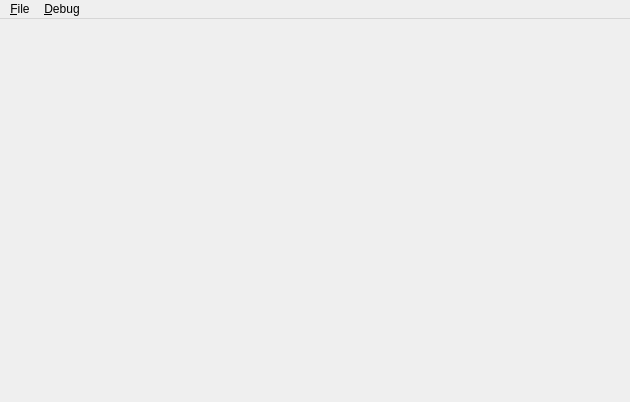
Before: the Qt Designer form MainWindow.ui in xmichelo/Beeftext, drawn with Qt 5.
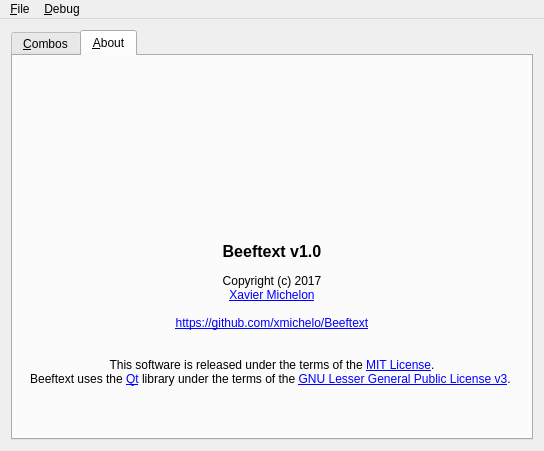
After: the same form once the commit is applied. The open tabs and pages were chosen to show the change. Icons and pictures are not drawn.

Commit message: Added 'About' tab in main window.

The edit to the form file:
```diff
--- a/MainWindow.ui
+++ b/MainWindow.ui
@@ -6,20 +6,143 @@
    <rect>
     <x>0</x>
     <y>0</y>
-    <width>630</width>
-    <height>402</height>
+    <width>544</width>
+    <height>442</height>
    </rect>
   </property>
   <property name="windowTitle">
    <string/>
   </property>
-  <widget class="QWidget" name="centralWidget"/>
+  <widget class="QWidget" name="centralWidget">
+   <layout class="QVBoxLayout" name="verticalLayout">
+    <item>
+     <widget class="QTabWidget" name="tabWidget">
+      <property name="tabShape">
+       <enum>QTabWidget::Rounded</enum>
+      </property>
+      <property name="currentIndex">
+       <number>0</number>
+      </property>
+      <widget class="QWidget" name="CombosTab">
+       <attribute name="title">
+        <string>&amp;Combos</string>
+       </attribute>
+       <layout class="QVBoxLayout" name="verticalLayout_2">
+        <item>
+         <widget class="QTableView" name="tableView"/>
+        </item>
+       </layout>
+      </widget>
+      <widget class="QWidget" name="aboutTab">
+       <attribute name="title">
+        <string>&amp;About</string>
+       </attribute>
+       <layout class="QGridLayout" name="gridLayout" rowstretch="0,1,0,0">
+        <item row="1" column="0">
+         <spacer name="horizontalSpacer">
+          <property name="orientation">
+           <enum>Qt::Horizontal</enum>
+          </property>
+          <property name="sizeHint" stdset="0">
+           <size>
+            <width>178</width>
+            <height>20</height>
+           </size>
+          </property>
+         </spacer>
+        </item>
+        <item row="1" column="1">
+         <widget class="QLabel" name="labelLogo">
+          <property name="minimumSize">
+           <size>
+            <width>128</width>
+            <height>128</height>
+           </size>
+          </property>
+          <property name="maximumSize">
+           <size>
+            <width>128</width>
+            <height>128</height>
+           </size>
+          </property>
+          <property name="text">
+           <string/>
+          </property>
+          <property name="pixmap">
+           <pixmap resource="Beeftext.qrc">:/MainWindow/Resources/BeeftextLogo.svg</pixmap>
+          </property>
+          <property name="scaledContents">
+           <bool>true</bool>
+          </property>
+         </widget>
+        </item>
+        <item row="2" column="0" colspan="3">
+         <widget class="QLabel" name="labelText">
+          <property name="text">
+           <string>&lt;html&gt;&lt;head/&gt;&lt;body&gt;&lt;p align=&quot;center&quot;&gt;&lt;br/&gt;&lt;/p&gt;&lt;p align=&quot;center&quot;&gt;&lt;span style=&quot; font-size:12pt; font-weight:600;&quot;&gt;Beeftext v1.0&lt;/span&gt;&lt;br/&gt;&lt;br/&gt;Copyright (c) 2017&lt;br/&gt;&lt;a href=&quot;https://x-mi.com&quot;&gt;&lt;span style=&quot; text-decoration: underline; color:#0000ff;&quot;&gt;Xavier Michelon&lt;br/&gt;&lt;/span&gt;&lt;/a&gt;&lt;br/&gt;&lt;a href=&quot;https://github.com/xmichelo/Beeftext&quot;&gt;&lt;span style=&quot; text-decoration: underline; color:#0000ff;&quot;&gt;https://github.com/xmichelo/Beeftext&lt;/span&gt;&lt;/a&gt;&lt;br/&gt;&lt;br/&gt;&lt;br/&gt;This software is released under the terms of the &lt;a href=&quot;https://en.wikipedia.org/wiki/MIT_License&quot;&gt;&lt;span style=&quot; text-decoration: underline; color:#0000ff;&quot;&gt;MIT License&lt;/span&gt;&lt;/a&gt;.&lt;br/&gt;Beeftext uses the &lt;a href=&quot;https://www.qt.io/&quot;&gt;&lt;span style=&quot; text-decoration: underline; color:#0000ff;&quot;&gt;Qt&lt;/span&gt;&lt;/a&gt; library under the terms of the &lt;a href=&quot;https://www.gnu.org/licenses/lgpl-3.0.txt&quot;&gt;&lt;span style=&quot; text-decoration: underline; color:#0000ff;&quot;&gt;GNU Lesser General Public License v3&lt;/span&gt;&lt;/a&gt;. &lt;/p&gt;&lt;p align=&quot;center&quot;&gt;&lt;br/&gt;&lt;/p&gt;&lt;/body&gt;&lt;/html&gt;</string>
+          </property>
+          <property name="alignment">
+           <set>Qt::AlignHCenter|Qt::AlignTop</set>
+          </property>
+          <property name="wordWrap">
+           <bool>true</bool>
+          </property>
+          <property name="openExternalLinks">
+           <bool>true</bool>
+          </property>
+         </widget>
+        </item>
+        <item row="1" column="2">
+         <spacer name="horizontalSpacer_2">
+          <property name="orientation">
+           <enum>Qt::Horizontal</enum>
+          </property>
+          <property name="sizeHint" stdset="0">
+           <size>
+            <width>178</width>
+            <height>20</height>
+           </size>
+          </property>
+         </spacer>
+        </item>
+        <item row="3" column="0" colspan="3">
+         <spacer name="verticalSpacer_2">
+          <property name="orientation">
+           <enum>Qt::Vertical</enum>
+          </property>
+          <property name="sizeHint" stdset="0">
+           <size>
+            <width>20</width>
+            <height>40</height>
+           </size>
+          </property>
+         </spacer>
+        </item>
+        <item row="0" column="0" colspan="3">
+         <spacer name="verticalSpacer">
+          <property name="orientation">
+           <enum>Qt::Vertical</enum>
+          </property>
+          <property name="sizeHint" stdset="0">
+           <size>
+            <width>20</width>
+            <height>40</height>
+           </size>
+          </property>
+         </spacer>
+        </item>
+       </layout>
+      </widget>
+     </widget>
+    </item>
+   </layout>
+  </widget>
   <widget class="QMenuBar" name="menuBar">
    <property name="geometry">
     <rect>
      <x>0</x>
      <y>0</y>
-     <width>630</width>
+     <width>544</width>
      <height>21</height>
     </rect>
    </property>
```
The commit also changes 5 other files.
